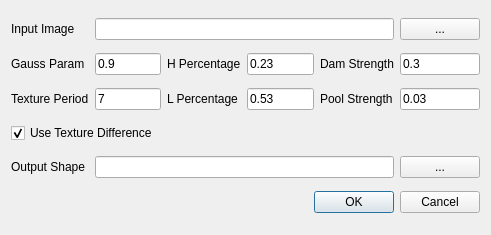
This is Plugins/tGis.Segmentation/form/SegmentationDialog.ui in lidar-nevermore/tGis as Qt 5 draws it before an edit. The edited form follows.
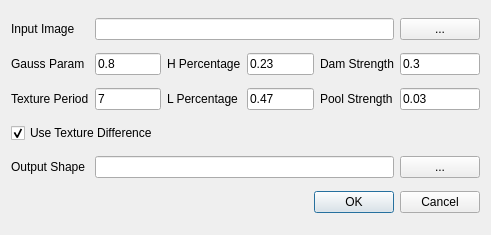
This is the edited form.

Commit message: 修改了界面上的默认参数

What changed in the file:
```diff
--- a/Plugins/tGis.Segmentation/form/SegmentationDialog.ui
+++ b/Plugins/tGis.Segmentation/form/SegmentationDialog.ui
@@ -24,7 +24,7 @@
    <item row="1" column="1">
     <widget class="QLineEdit" name="leGauss">
      <property name="text">
-      <string>0.9</string>
+      <string>0.8</string>
      </property>
     </widget>
    </item>
@@ -103,7 +103,7 @@
    <item row="2" column="3">
     <widget class="QLineEdit" name="leLowPercentage">
      <property name="text">
-      <string>0.53</string>
+      <string>0.47</string>
      </property>
     </widget>
    </item>
```
The commit also changes 1 other file.
